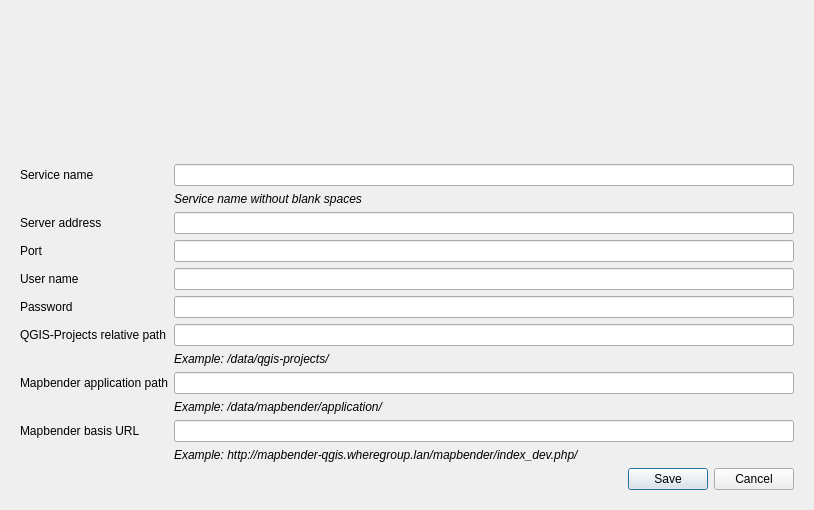
First picture: the form in mapbender_plugin/dialogs/ui/edit_server_section_dialog.ui, repository WhereGroup/QGIS2Mapbender, before the edit.
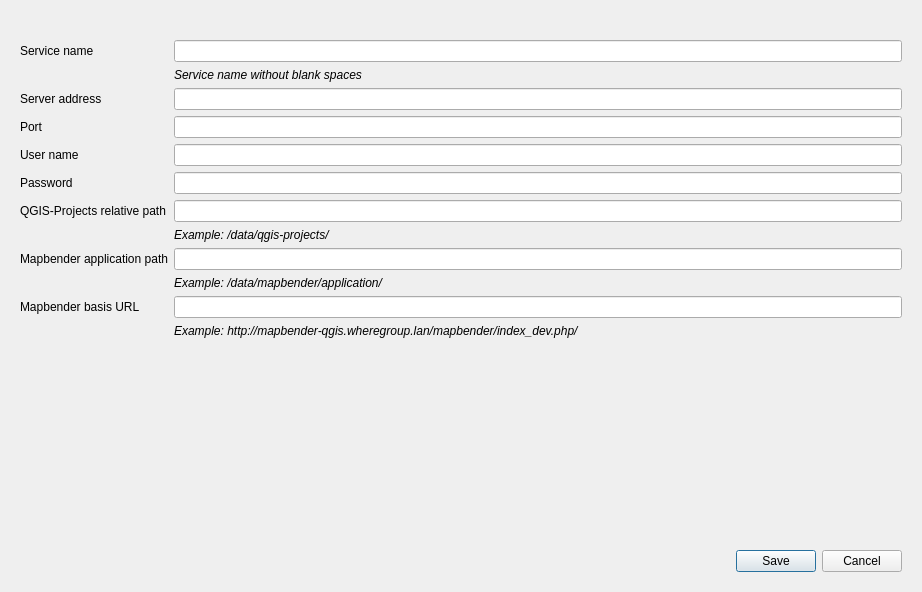
Second picture: the form after the edit. Icons and pictures are not drawn.

Commit message: save template slug, set to combobox and update

Diff of the .ui file:
```diff
--- a/mapbender_plugin/dialogs/ui/edit_server_section_dialog.ui
+++ b/mapbender_plugin/dialogs/ui/edit_server_section_dialog.ui
@@ -6,8 +6,8 @@
    <rect>
     <x>0</x>
     <y>0</y>
-    <width>814</width>
-    <height>510</height>
+    <width>922</width>
+    <height>592</height>
    </rect>
   </property>
   <property name="windowTitle">
@@ -162,13 +162,26 @@
         </property>
        </widget>
       </item>
-      <item row="5" column="0">
+      <item row="6" column="0">
        <widget class="QDialogButtonBox" name="editDialogButtonBox">
         <property name="standardButtons">
          <set>QDialogButtonBox::Cancel|QDialogButtonBox::Save</set>
         </property>
        </widget>
       </item>
+      <item row="5" column="0">
+       <spacer name="verticalSpacer">
+        <property name="orientation">
+         <enum>Qt::Vertical</enum>
+        </property>
+        <property name="sizeHint" stdset="0">
+         <size>
+          <width>20</width>
+          <height>40</height>
+         </size>
+        </property>
+       </spacer>
+      </item>
      </layout>
     </widget>
    </item>
```
The commit also changes 6 other files.
